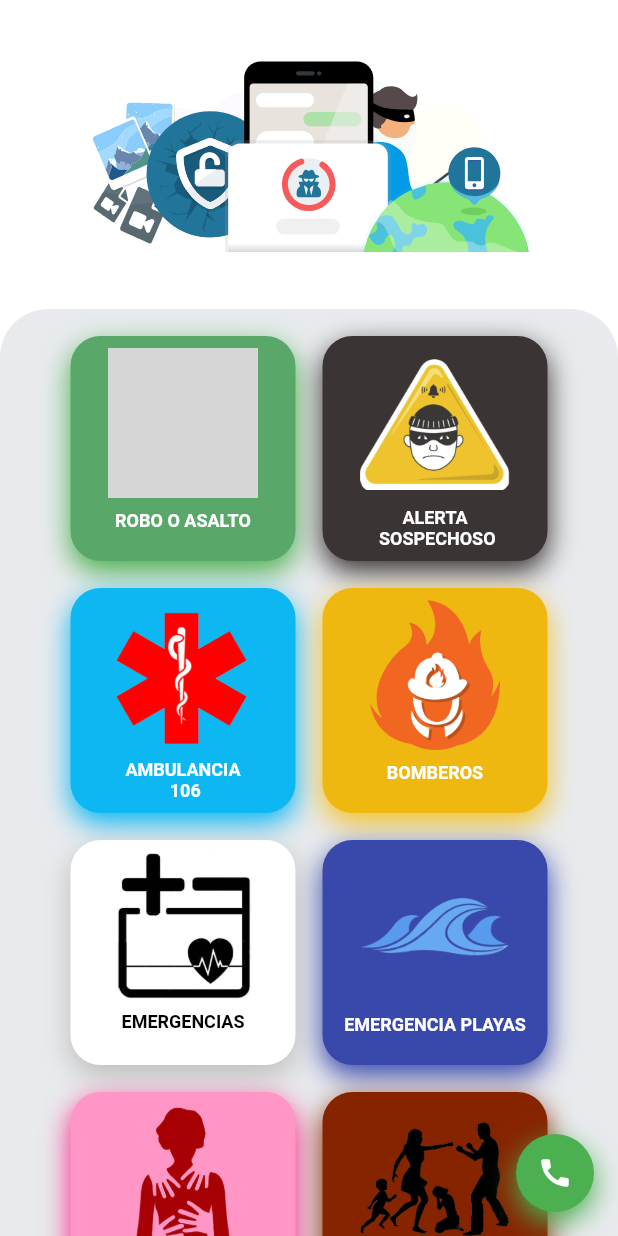
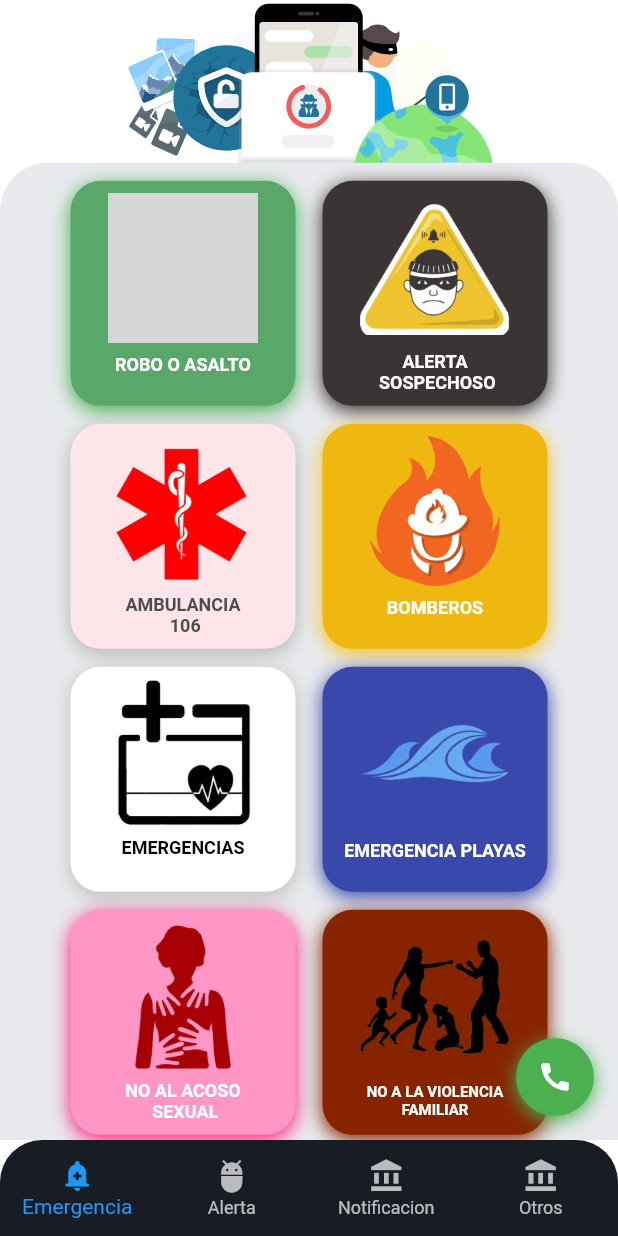
Before and after one commit to JoelCHumbes/flutter_seguridadciudadana_munch, a Flutter app: the HomePage screen opened directly, on a phone screen of 412 x 824 dp. Run offline on Flutter 3.47's test engine with Material 2 defaults, Android fonts, the light colour scheme and no system bars; our stand-ins replace lottie; missing offline and left inert: flutter_phone_direct_caller; project files that could hold a hidden picture were left out; grey boxes are pictures that could not be loaded.

Commit message:
ButtonNavagetor whatsapp

```diff
--- a/lib/pages/home_page.dart
+++ b/lib/pages/home_page.dart
@@ -1,5 +1,6 @@
 import 'package:flutter/material.dart';
 import 'package:lottie/lottie.dart';
+import 'package:seguridad_ciudadana/utils/general/colors.dart';
 import 'package:seguridad_ciudadana/widgets/form_directorio_widgets.dart';
 import 'package:seguridad_ciudadana/widgets/sizebox_widget.dart';
 
@@ -17,6 +18,43 @@ class HomePage extends StatelessWidget {
   @override
   Widget build(BuildContext context) {
     return Scaffold(
+      bottomNavigationBar: Container(
+        padding: EdgeInsets.symmetric(horizontal: 0.0,vertical: 4.0),
+        decoration: BoxDecoration(
+          color: kBrandSecondaryColor,
+          borderRadius: BorderRadius.only(
+            topLeft: Radius.circular(28.0),
+            topRight: Radius.circular(28.0),
+          ),
+        ),
+        child: BottomNavigationBar(
+          backgroundColor: Colors.transparent,
+          elevation: 0,
+          type: BottomNavigationBarType.fixed,
+          unselectedLabelStyle: TextStyle(
+            color: Colors.white70,
+          ),
+          unselectedItemColor: Colors.white70,
+          items: [
+            BottomNavigationBarItem(
+              icon: Icon(Icons.add_alert_rounded),
+              label: "Emergencia"
+            ),
+            BottomNavigationBarItem(
+              icon: Icon(Icons.adb_sharp),
+              label: "Alerta"
+            ),
+            BottomNavigationBarItem(
+              icon: Icon(Icons.account_balance),
+                label: "Notificacion"
+            ),
+            BottomNavigationBarItem(
+              icon: Icon(Icons.account_balance),
+                label: "Otros"
+            ),
+          ],
+        ),
+      ),
       floatingActionButton: Column(
         mainAxisAlignment: MainAxisAlignment.end,
         children: [
@@ -31,10 +69,10 @@ class HomePage extends StatelessWidget {
                 shape: BoxShape.circle,
                 boxShadow: [
                   BoxShadow(
-                    // color: const Color(0xff6A6A6C),
+                      // color: const Color(0xff6A6A6C),
                       color: const Color(0xff4CB051),
-                      blurRadius: 15.0,
-                      offset: const Offset(0, 7.0)),
+                      blurRadius: 10.0,
+                      offset: const Offset(0, 3.0)),
                 ],
               ),
               child: Icon(
@@ -50,7 +88,7 @@ class HomePage extends StatelessWidget {
         child: Column(
           children: [
             Expanded(
-              flex: 2,
+              flex: 1,
               child: Lottie.asset(
                 "assets/lottie/security.json",
               ),
@@ -67,10 +105,9 @@ class HomePage extends StatelessWidget {
                   ),
                 ),
                 child: SingleChildScrollView(
-
                   child: Column(
                     children: [
-                      spacingHeigth18,
+                      spacingHeigth12,
                       Row(
                         mainAxisAlignment: MainAxisAlignment.center,
                         children: [
@@ -86,8 +123,8 @@ class HomePage extends StatelessWidget {
                                   BoxShadow(
                                       // color: const Color(0xff6A6A6C),
                                       color: const Color(0xff4CB051),
-                                      blurRadius: 15.0,
-                                      offset: const Offset(0, 7.0)),
+                                      blurRadius: 10.0,
+                                      offset: const Offset(0, 3.0)),
                                 ],
                               ),
                               child: Padding(
@@ -127,8 +164,8 @@ class HomePage extends StatelessWidget {
                                   BoxShadow(
                                       // color: const Color(0xff6A6A6C),
                                       color: const Color(0xff3A3434),
-                                      blurRadius: 15.0,
-                                      offset: const Offset(0, 7.0)),
+                                      blurRadius: 10.0,
+                                      offset: const Offset(0, 3.0)),
                                 ],
                               ),
                               child: Padding(
@@ -157,7 +194,7 @@ class HomePage extends StatelessWidget {
                           ),
                         ],
                       ),
-                      spacingHeigth18,
+                      spacingHeigth12,
                       Row(
                         mainAxisAlignment: MainAxisAlignment.center,
                         children: [
@@ -167,14 +204,14 @@ class HomePage extends StatelessWidget {
                               height: 150,
                               width: 150,
                               decoration: BoxDecoration(
-                                color: Color(0xff0CB7F2),
+                                color: Color(0xffFEE5E9),
                                 borderRadius: BorderRadius.circular(20),
                                 boxShadow: [
                                   BoxShadow(
                                       // color: const Color(0xff6A6A6C),
-                                      color: const Color(0xff0CB7F2),
-                                      blurRadius: 15.0,
-                                      offset: const Offset(0, 7.0)),
+                                      color: const Color(0xffB6B6B6),
+                                      blurRadius: 10.0,
+                                      offset: const Offset(0, 3.0)),
                                 ],
                               ),
                               child: Padding(
@@ -191,7 +228,7 @@ class HomePage extends StatelessWidget {
                                       textAlign: TextAlign.center,
                                       "AMBULANCIA \n 106",
                                       style: TextStyle(
-                                        color: Colors.white,
+                                        color: Color(0xff4D4D4D),
                                         fontWeight: FontWeight.bold,
                                         fontSize: 12,
                                       ),
@@ -214,8 +251,8 @@ class HomePage extends StatelessWidget {
                                   BoxShadow(
                                       // color: const Color(0xff6A6A6C),
                                       color: const Color(0xffF2C32D),
-                                      blurRadius: 15.0,
-                                      offset: const Offset(0, 7.0)),
+                                      blurRadius: 10.0,
+                                      offset: const Offset(0, 3.0)),
                                 ],
                               ),
                               child: Padding(
@@ -244,7 +281,7 @@ class HomePage extends StatelessWidget {
                           ),
                         ],
                       ),
-                      spacingHeigth18,
+                      spacingHeigth12,
                       Row(
                         mainAxisAlignment: MainAxisAlignment.center,
                         children: [
@@ -258,10 +295,10 @@ class HomePage extends StatelessWidget {
                                 borderRadius: BorderRadius.circular(20),
                                 boxShadow: [
                                   BoxShadow(
-                                    // color: const Color(0xff6A6A6C),
+                                      // color: const Color(0xff6A6A6C),
                                       color: const Color(0xffBEBEBE),
-                                      blurRadius: 15.0,
-                                      offset: const Offset(0, 7.0)),
+                                      blurRadius: 10.0,
+                                      offset: const Offset(0, 3.0)),
                                 ],
                               ),
                               child: Padding(
@@ -299,10 +336,10 @@ class HomePage extends StatelessWidget {
                                 borderRadius: BorderRadius.circular(20),
                                 boxShadow: [
                                   BoxShadow(
-                                    // color: const Color(0xff6A6A6C),
+                                      // color: const Color(0xff6A6A6C),
                                       color: const Color(0xff3949AB),
-                                      blurRadius: 15.0,
-                                      offset: const Offset(0, 7.0)),
+                                      blurRadius: 10.0,
+                                      offset: const Offset(0, 3.0)),
                                 ],
                               ),
                               child: Padding(
@@ -331,7 +368,7 @@ class HomePage extends StatelessWidget {
                           ),
                         ],
                       ),
-                      spacingHeigth18,
+                      spacingHeigth12,
                       Row(
                         mainAxisAlignment: MainAxisAlignment.center,
                         children: [
@@ -345,10 +382,10 @@ class HomePage extends StatelessWidget {
                                 borderRadius: BorderRadius.circular(20),
                                 boxShadow: [
                                   BoxShadow(
-                                    // color: const Color(0xff6A6A6C),
+                                      // color: const Color(0xff6A6A6C),
                                       color: const Color(0xffFF1B82),
-                                      blurRadius: 15.0,
-                                      offset: const Offset(0, 7.0)),
+                                      blurRadius: 10.0,
+                                      offset: const Offset(0, 3.0)),
                                 ],
                               ),
                               child: Padding(
@@ -386,10 +423,10 @@ class HomePage extends StatelessWidget {
                                 borderRadius: BorderRadius.circular(20),
                                 boxShadow: [
                                   BoxShadow(
-                                    // color: const Color(0xff6A6A6C),
+                                      // color: const Color(0xff6A6A6C),
                                       color: const Color(0xff872400),
-                                      blurRadius: 15.0,
-                                      offset: const Offset(0, 7.0)),
+                                      blurRadius: 10.0,
+                                      offset: const Offset(0, 3.0)),
                                 ],
                               ),
                               child: Padding(
@@ -418,8 +455,6 @@ class HomePage extends StatelessWidget {
                           ),
                         ],
                       ),
-
-
                     ],
                   ),
                 ),
--- /dev/null
+++ b/lib/utils/general/colors.dart
@@ -0,0 +1,5 @@
+
+import 'dart:ui';
+
+Color kBrandPrimaryColor = const Color(0xff3949AC);
+Color kBrandSecondaryColor = const Color(0xff181C24);
--- a/lib/widgets/form_directorio_widgets.dart
+++ b/lib/widgets/form_directorio_widgets.dart
@@ -101,8 +101,8 @@ class _FormDirectorioWidgetsState extends State<FormDirectorioWidgets> {
                       BoxShadow(
                           // color: const Color(0xff6A6A6C),
                           color: const Color(0xffFF9557),
-                          blurRadius: 15.0,
-                          offset: const Offset(0, 7.0)),
+                          blurRadius: 10.0,
+                          offset: const Offset(0, 3.0)),
                     ],
                   ),
                   child: Padding(
@@ -144,8 +144,8 @@ class _FormDirectorioWidgetsState extends State<FormDirectorioWidgets> {
                       BoxShadow(
                           // color: const Color(0xff6A6A6C),
                           color: const Color(0xff0CB7F2),
-                          blurRadius: 15.0,
-                          offset: const Offset(0, 7.0)),
+                          blurRadius: 10.0,
+                          offset: const Offset(0, 3.0)),
                     ],
                   ),
                   child: Padding(
@@ -191,8 +191,8 @@ class _FormDirectorioWidgetsState extends State<FormDirectorioWidgets> {
                       BoxShadow(
                           // color: const Color(0xff6A6A6C),
                           color: const Color(0xff004882),
-                          blurRadius: 15.0,
-                          offset: const Offset(0, 7.0)),
+                          blurRadius: 10.0,
+                          offset: const Offset(0, 3.0)),
                     ],
                   ),
                   child: Padding(
@@ -218,6 +218,7 @@ class _FormDirectorioWidgetsState extends State<FormDirectorioWidgets> {
                   ),
                 ),
               ),
+              spacingWidth10,
               InkWell(
                 onTap: () {
                   FlutterPhoneDirectCaller.callNumber(_numberComisaria.text);
@@ -231,8 +232,8 @@ class _FormDirectorioWidgetsState extends State<FormDirectorioWidgets> {
                       BoxShadow(
                           // color: const Color(0xff6A6A6C),
                           color: const Color(0xff01A884),
-                          blurRadius: 15.0,
-                          offset: const Offset(0, 7.0)),
+                          blurRadius: 10.0,
+                          offset: const Offset(0, 3.0)),
                     ],
                   ),
                   child: Padding(
@@ -280,8 +281,8 @@ class _FormDirectorioWidgetsState extends State<FormDirectorioWidgets> {
                   BoxShadow(
                     // 1BD741 color: const Color(0xff6A6A6C),
                       color: const Color(0xff01A884),
-                      blurRadius: 15.0,
-                      offset: const Offset(0, 7.0)),
+                      blurRadius: 10.0,
+                      offset: const Offset(0, 3.0)),
                 ],
               ),
               child: Row(
```
